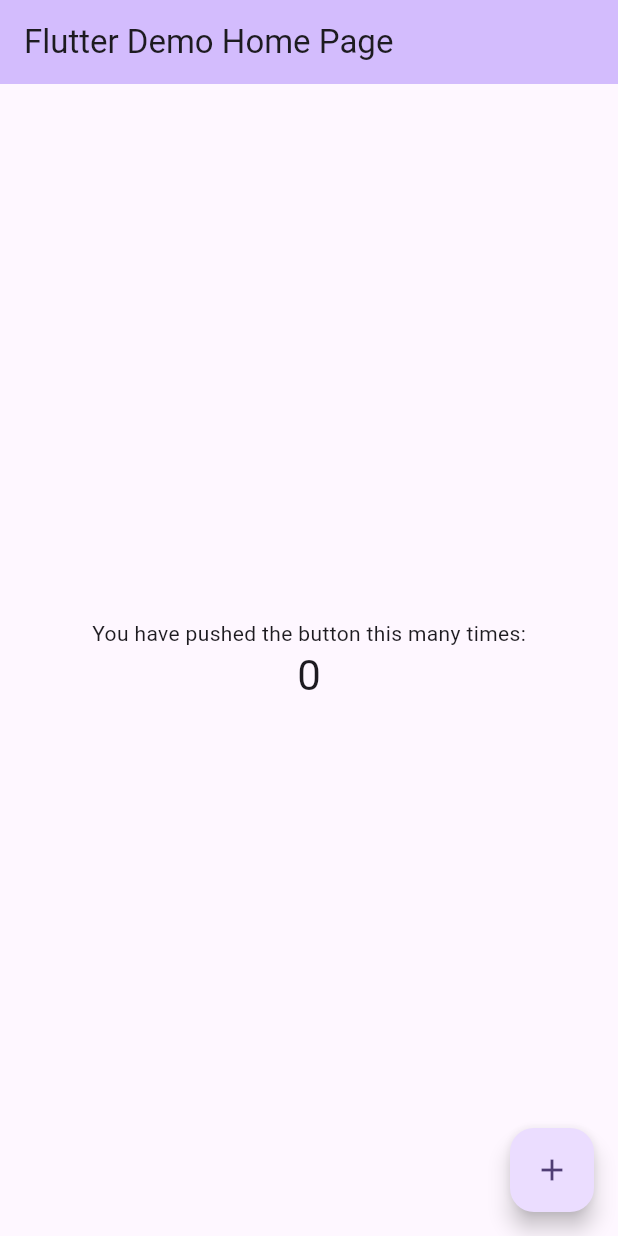
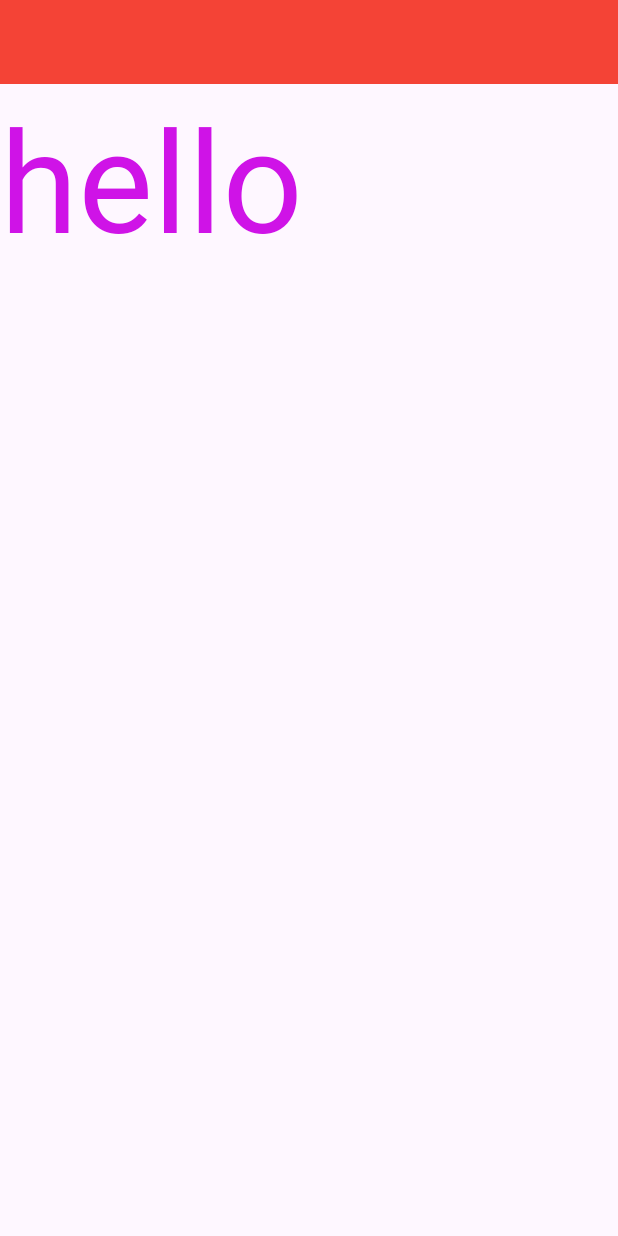
Before and after one commit to Projectmgc/erationshop, a Flutter app: the screen it shows after launch, on a phone screen of 412 x 824 dp. Run offline on Flutter 3.47's test engine with Material 3 defaults, Android fonts, the phone set to English and light mode, and no system bars.

Commit message:
updated the loginscreen

```diff
--- a/lib/main.dart
+++ b/lib/main.dart
@@ -1,125 +1,6 @@
+import 'package:erationshop/user/screens/login_screen.dart';
 import 'package:flutter/material.dart';
 
 void main() {
-  runApp(const MyApp());
+  runApp(MaterialApp(home: Login_Screen()),);
 }
-
-class MyApp extends StatelessWidget {
-  const MyApp({super.key});
-
-  // This widget is the root of your application.
-  @override
-  Widget build(BuildContext context) {
-    return MaterialApp(
-      title: 'Flutter Demo',
-      theme: ThemeData(
-        // This is the theme of your application.
-        //
-        // TRY THIS: Try running your application with "flutter run". You'll see
-        // the application has a purple toolbar. Then, without quitting the app,
-        // try changing the seedColor in the colorScheme below to Colors.green
-        // and then invoke "hot reload" (save your changes or press the "hot
-        // reload" button in a Flutter-supported IDE, or press "r" if you used
-        // the command line to start the app).
-        //
-        // Notice that the counter didn't reset back to zero; the application
-        // state is not lost during the reload. To reset the state, use hot
-        // restart instead.
-        //
-        // This works for code too, not just values: Most code changes can be
-        // tested with just a hot reload.
-        colorScheme: ColorScheme.fromSeed(seedColor: Colors.deepPurple),
-        useMaterial3: true,
-      ),
-      home: const MyHomePage(title: 'Flutter Demo Home Page'),
-    );
-  }
-}
-
-class MyHomePage extends StatefulWidget {
-  const MyHomePage({super.key, required this.title});
-
-  // This widget is the home page of your application. It is stateful, meaning
-  // that it has a State object (defined below) that contains fields that affect
-  // how it looks.
-
-  // This class is the configuration for the state. It holds the values (in this
-  // case the title) provided by the parent (in this case the App widget) and
-  // used by the build method of the State. Fields in a Widget subclass are
-  // always marked "final".
-
-  final String title;
-
-  @override
-  State<MyHomePage> createState() => _MyHomePageState();
-}
-
-class _MyHomePageState extends State<MyHomePage> {
-  int _counter = 0;
-
-  void _incrementCounter() {
-    setState(() {
-      // This call to setState tells the Flutter framework that something has
-      // changed in this State, which causes it to rerun the build method below
-      // so that the display can reflect the updated values. If we changed
-      // _counter without calling setState(), then the build method would not be
-      // called again, and so nothing would appear to happen.
-      _counter++;
-    });
-  }
-
-  @override
-  Widget build(BuildContext context) {
-    // This method is rerun every time setState is called, for instance as done
-    // by the _incrementCounter method above.
-    //
-    // The Flutter framework has been optimized to make rerunning build methods
-    // fast, so that you can just rebuild anything that needs updating rather
-    // than having to individually change instances of widgets.
-    return Scaffold(
-      appBar: AppBar(
-        // TRY THIS: Try changing the color here to a specific color (to
-        // Colors.amber, perhaps?) and trigger a hot reload to see the AppBar
-        // change color while the other colors stay the same.
-        backgroundColor: Theme.of(context).colorScheme.inversePrimary,
-        // Here we take the value from the MyHomePage object that was created by
-        // the App.build method, and use it to set our appbar title.
-        title: Text(widget.title),
-      ),
-      body: Center(
-        // Center is a layout widget. It takes a single child and positions it
-        // in the middle of the parent.
-        child: Column(
-          // Column is also a layout widget. It takes a list of children and
-          // arranges them vertically. By default, it sizes itself to fit its
-          // children horizontally, and tries to be as tall as its parent.
-          //
-          // Column has various properties to control how it sizes itself and
-          // how it positions its children. Here we use mainAxisAlignment to
-          // center the children vertically; the main axis here is the vertical
-          // axis because Columns are vertical (the cross axis would be
-          // horizontal).
-          //
-          // TRY THIS: Invoke "debug painting" (choose the "Toggle Debug Paint"
-          // action in the IDE, or press "p" in the console), to see the
-          // wireframe for each widget.
-          mainAxisAlignment: MainAxisAlignment.center,
-          children: <Widget>[
-            const Text(
-              'You have pushed the button this many times:',
-            ),
-            Text(
-              '$_counter',
-              style: Theme.of(context).textTheme.headlineMedium,
-            ),
-          ],
-        ),
-      ),
-      floatingActionButton: FloatingActionButton(
-        onPressed: _incrementCounter,
-        tooltip: 'Increment',
-        child: const Icon(Icons.add),
-      ), // This trailing comma makes auto-formatting nicer for build methods.
-    );
-  }
-}
--- /dev/null
+++ b/lib/user/screens/login_screen.dart
@@ -0,0 +1,10 @@
+import 'package:flutter/material.dart';
+
+class Login_Screen extends StatelessWidget {
+  const Login_Screen({super.key});
+
+  @override
+  Widget build(BuildContext context) {
+    return Scaffold(appBar: AppBar(backgroundColor: Colors.red,),body: Text("hello",style:TextStyle(color: const Color.fromARGB(255, 207, 19, 231),fontSize: 94),),) ;
+  }
+}
```
